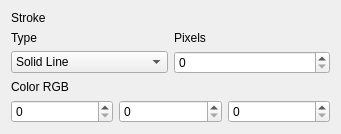
The window that Project/stroke.ui (Flanctory-Studio/QtDelivery) describes before a commit, drawn with Qt 5.
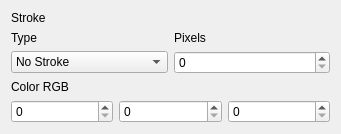
The same window after the commit.

What changed in the file:
```diff
--- a/Project/stroke.ui
+++ b/Project/stroke.ui
@@ -39,6 +39,11 @@
      </item>
      <item row="2" column="0">
       <widget class="QComboBox" name="strokeType">
+       <item>
+        <property name="text">
+         <string>No Stroke</string>
+        </property>
+       </item>
        <item>
         <property name="text">
          <string>Solid Line</string>
```
